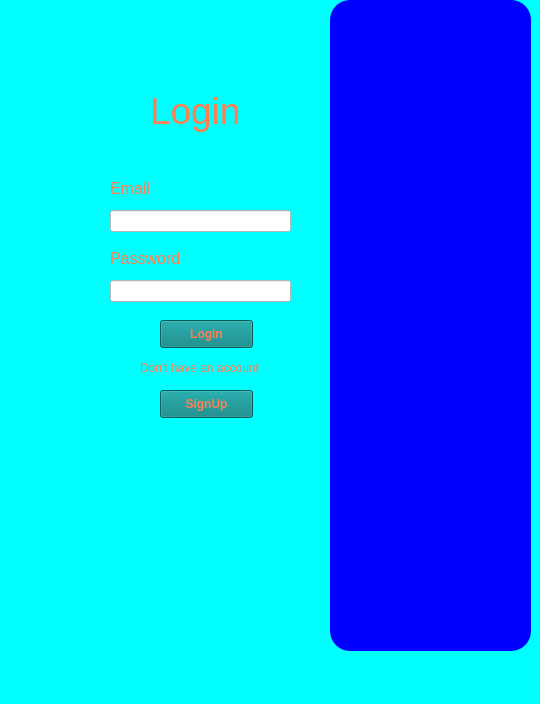
Sadboylanhlungcodon/Final-Project-PTA04-3T2, file ui-giaodien/login.ui: the form before one commit.
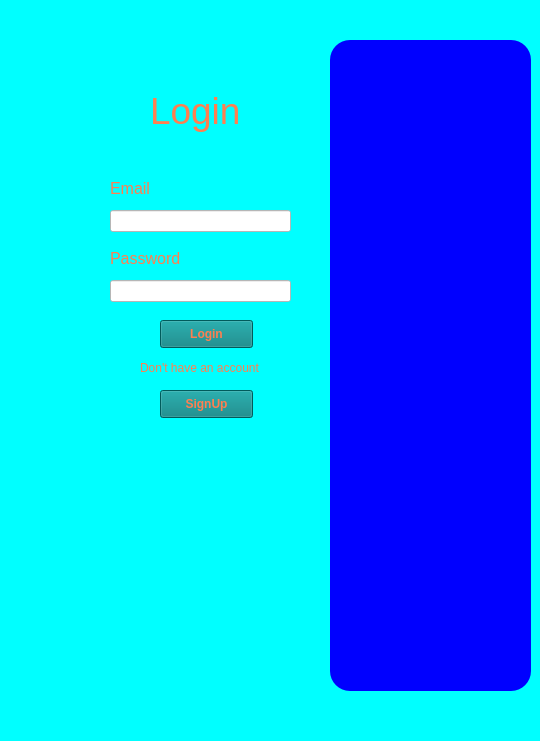
The form after the commit. Icons and pictures are not drawn.

```diff
--- a/ui-giaodien/login.ui
+++ b/ui-giaodien/login.ui
@@ -7,9 +7,21 @@
     <x>0</x>
     <y>0</y>
     <width>540</width>
-    <height>704</height>
+    <height>741</height>
    </rect>
   </property>
+  <property name="minimumSize">
+   <size>
+    <width>540</width>
+    <height>741</height>
+   </size>
+  </property>
+  <property name="maximumSize">
+   <size>
+    <width>540</width>
+    <height>741</height>
+   </size>
+  </property>
   <property name="windowTitle">
    <string>MainWindow</string>
   </property>
@@ -154,7 +166,7 @@
     <property name="geometry">
      <rect>
       <x>330</x>
-      <y>0</y>
+      <y>40</y>
       <width>201</width>
       <height>651</height>
      </rect>
```
